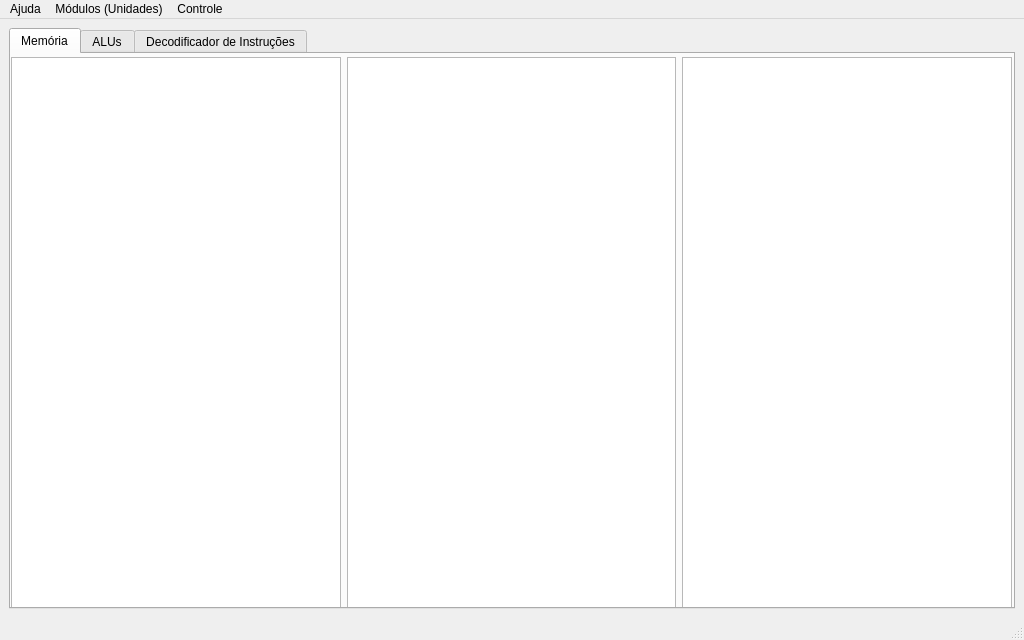
Above: SIMULinho_UI/simulinho.ui from RISCuinho/SIMULinho before the change. Below: the same form after it.
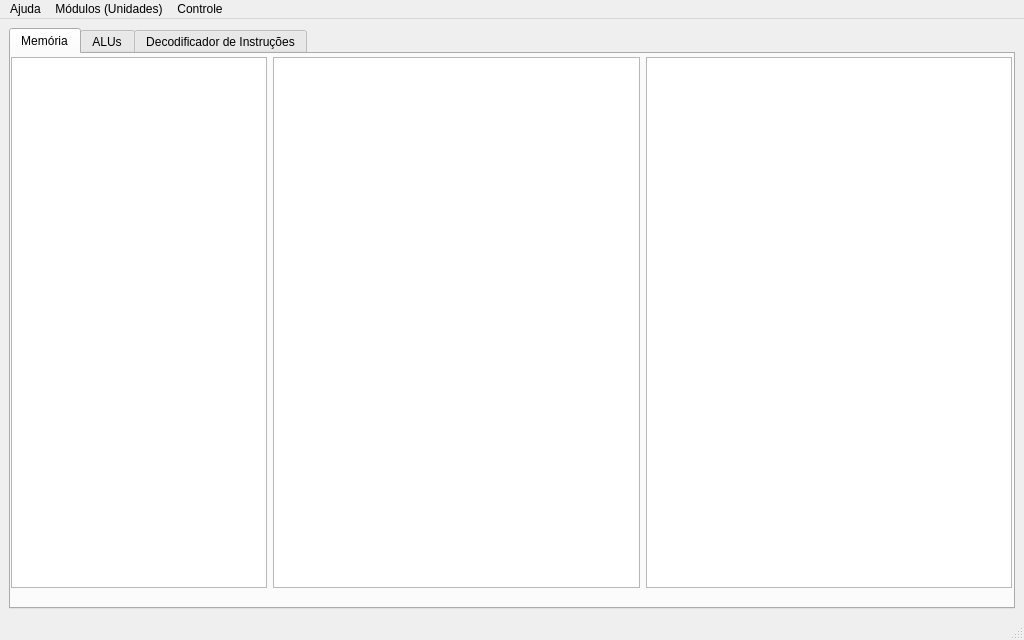
That is the form after the change. Custom widgets are drawn as their Qt base class.

```diff
--- a/SIMULinho_UI/simulinho.ui
+++ b/SIMULinho_UI/simulinho.ui
@@ -30,13 +30,13 @@
        <attribute name="title">
         <string>Memória</string>
        </attribute>
-       <widget class="QWidget" name="">
+       <widget class="QWidget" name="layoutWidget">
         <property name="geometry">
          <rect>
           <x>0</x>
           <y>3</y>
           <width>1001</width>
-          <height>551</height>
+          <height>531</height>
          </rect>
         </property>
         <layout class="QHBoxLayout" name="horizontalLayout_2">
@@ -44,13 +44,20 @@
           <enum>QLayout::SetMaximumSize</enum>
          </property>
          <item>
-          <widget class="MemoryTable" name="registersTableView"/>
+          <widget class="MemoryTable" name="registersTableView">
+           <property name="sizePolicy">
+            <sizepolicy hsizetype="Minimum" vsizetype="Minimum">
+             <horstretch>0</horstretch>
+             <verstretch>0</verstretch>
+            </sizepolicy>
+           </property>
+          </widget>
          </item>
          <item>
-          <widget class="QTableView" name="tableView_2"/>
+          <widget class="MemoryTable" name="dataTableView"/>
          </item>
          <item>
-          <widget class="QTableView" name="tableView_3"/>
+          <widget class="MemoryTable" name="programTableView"/>
          </item>
         </layout>
        </widget>
```
